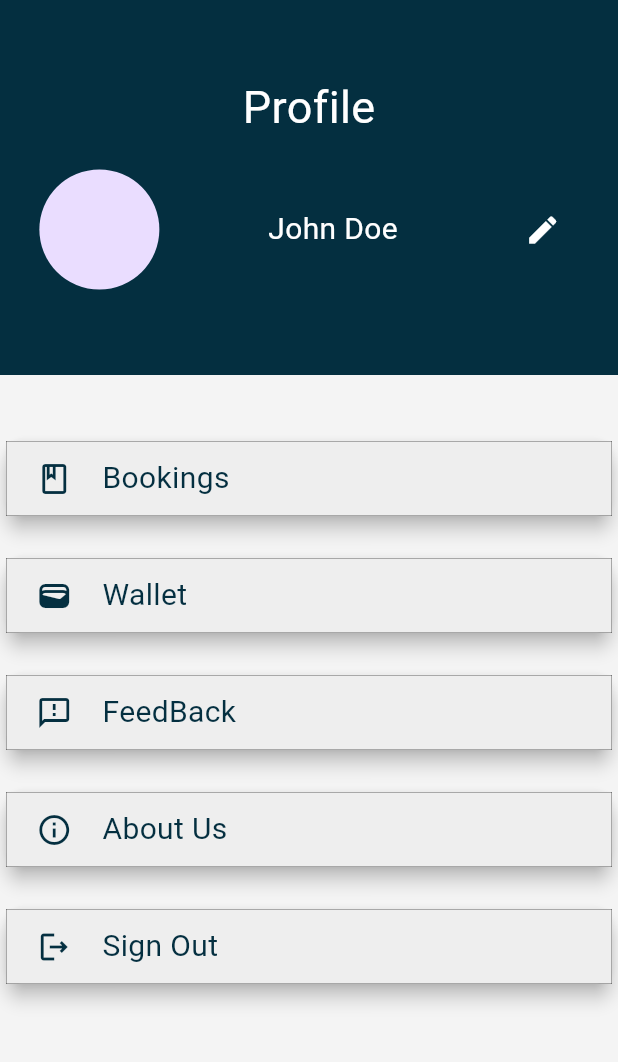
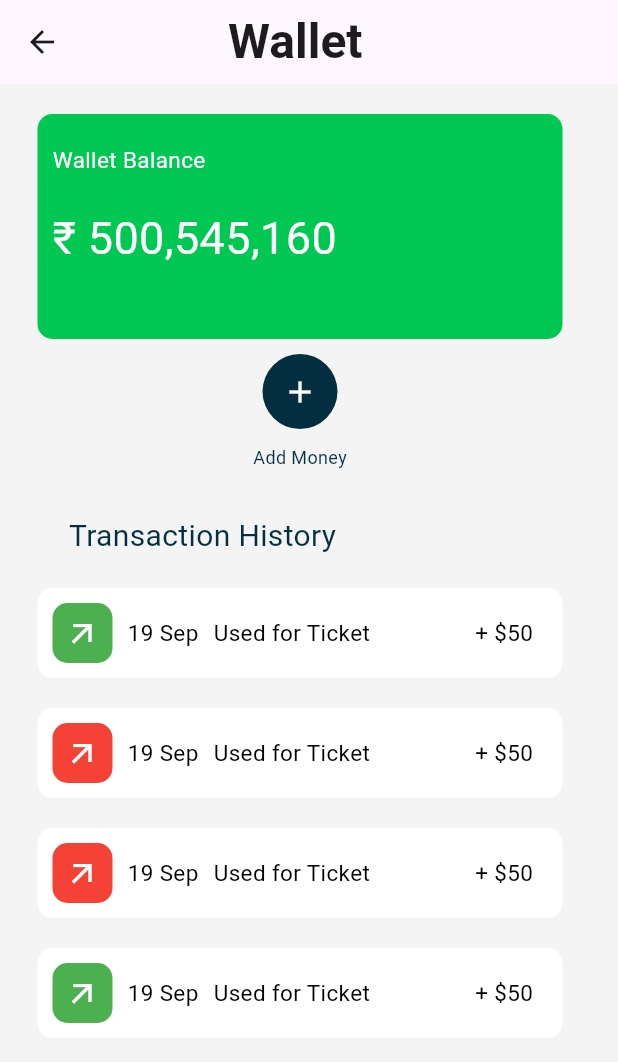
Before and after one commit to yas2003ser/bus_booking, a Flutter app: the Profile widget shown alone on an empty page, opened directly, after a tap on "Wallet", on a phone screen of 412 x 824 dp. Shown: the top 1062 px of the screen. Run offline on Flutter 3.47's test engine with Material 3 defaults, Android fonts, the light colour scheme and no system bars; our stand-ins replace another_flutter_splash_screen, dot_navigation_bar, dotted_border, flutter_riverpod.

Commit message:
profile screens wallet and offers

```diff
--- a/lib/screens/navBarScreens/profile.dart
+++ b/lib/screens/navBarScreens/profile.dart
@@ -1,3 +1,7 @@
+import 'package:bus_booking/screens/profileScreens/about_us_screen.dart';
+import 'package:bus_booking/screens/profileScreens/feedback_screen.dart';
+import 'package:bus_booking/screens/profileScreens/offers_screen.dart';
+import 'package:bus_booking/screens/profileScreens/wallet_screen.dart';
 import 'package:bus_booking/widgets/profile_buttons.dart';
 import 'package:flutter/material.dart';
 
@@ -6,11 +10,42 @@ class Profile extends StatelessWidget {
 
   @override
   Widget build(BuildContext context) {
+    void onPressed(Widget widget) {
+      Navigator.push(
+        context,
+        MaterialPageRoute(builder: (context) => widget),
+      );
+    }
+
     final List<Map> profileButton = [
-      {'text': 'Bookings', 'OnPressed': () {}, 'icon': Icons.book_outlined},
-      {'text': 'Wallet', 'OnPressed': () {}, 'icon': Icons.wallet_outlined},
-      {'text': 'FeedBack', 'OnPressed': () {}, 'icon': Icons.feedback_outlined},
-      {'text': 'About Us', 'OnPressed': () {}, 'icon': Icons.info_outline},
+      {
+        'text': 'Wallet',
+        'OnPressed': () {
+          onPressed(const WalletScreen());
+        },
+        'icon': Icons.wallet_outlined
+      },
+      {
+        'text': 'offers',
+        'OnPressed': () {
+          onPressed(const OffersScreen());
+        },
+        'icon': Icons.local_offer_outlined
+      },
+      {
+        'text': 'FeedBack',
+        'OnPressed': () {
+          onPressed(const FeedBackScreen());
+        },
+        'icon': Icons.feedback_outlined
+      },
+      {
+        'text': 'About Us',
+        'OnPressed': () {
+          onPressed(const AboutUsScreen());
+        },
+        'icon': Icons.info_outline
+      },
       {'text': 'Sign Out', 'OnPressed': () {}, 'icon': Icons.logout_outlined},
     ];
     return SingleChildScrollView(
--- /dev/null
+++ b/lib/screens/profileScreens/wallet_screen.dart
@@ -0,0 +1,101 @@
+import 'package:bus_booking/widgets/wallet_transaction_details.dart';
+import 'package:flutter/material.dart';
+
+class WalletScreen extends StatelessWidget {
+  const WalletScreen({super.key});
+
+  @override
+  Widget build(BuildContext context) {
+    return Scaffold(
+        appBar: AppBar(
+          title: const Padding(
+            padding: EdgeInsets.only(left: 80),
+            child: Text('Wallet'),
+          ),
+        ),
+        body: Padding(
+          padding: const EdgeInsets.symmetric(horizontal: 25, vertical: 20),
+          child: SingleChildScrollView(
+            child: Column(
+              children: [
+                Container(
+                  height: 150,
+                  width: 350,
+                  decoration: BoxDecoration(
+                    color: Colors.greenAccent[700],
+                    borderRadius: BorderRadius.circular(10),
+                  ),
+                  child: const Padding(
+                    padding: EdgeInsets.symmetric(horizontal: 10),
+                    child: Column(
+                        crossAxisAlignment: CrossAxisAlignment.start,
+                        children: [
+                          SizedBox(height: 20),
+                          Text(
+                            'Wallet Balance',
+                            style: TextStyle(
+                              color: Colors.white,
+                              fontSize: 15,
+                            ),
+                          ),
+                          SizedBox(height: 20),
+                          Text(
+                            '₹ 500,545,160',
+                            style: TextStyle(
+                              color: Colors.white,
+                              fontSize: 30,
+                            ),
+                          ),
+                        ]),
+                  ),
+                ),
+                const SizedBox(height: 10),
+                Container(
+                  height: 50,
+                  width: 50,
+                  decoration: const BoxDecoration(
+                    color: Color(0xff042F40),
+                    shape: BoxShape.circle,
+                  ),
+                  child: const Icon(
+                    Icons.add,
+                    color: Colors.white,
+                  ),
+                ),
+                const SizedBox(height: 10),
+                const Text(
+                  'Add Money',
+                  style: TextStyle(
+                    fontSize: 12,
+                    color: Color(0xff042F40),
+                  ),
+                ),
+                const SizedBox(height: 30),
+                const Padding(
+                  padding: EdgeInsets.only(right: 130),
+                  child: Text(
+                    'Transaction History',
+                    style: TextStyle(
+                      fontSize: 20,
+                      color: Color(0xff042F40),
+                    ),
+                  ),
+                ),
+                const Column(
+                  children: [
+                    SizedBox(height: 20),
+                    WalletTransactionDetails(color: Colors.green),
+                    SizedBox(height: 20),
+                    WalletTransactionDetails(color: Colors.red),
+                    SizedBox(height: 20),
+                    WalletTransactionDetails(color: Colors.red),
+                    SizedBox(height: 20),
+                    WalletTransactionDetails(color: Colors.green),
+                  ],
+                ),
+              ],
+            ),
+          ),
+        ));
+  }
+}
--- /dev/null
+++ b/lib/widgets/wallet_transaction_details.dart
@@ -0,0 +1,59 @@
+import 'package:flutter/material.dart';
+
+class WalletTransactionDetails extends StatelessWidget {
+  const WalletTransactionDetails({super.key, required this.color});
+  final Color color ;
+
+  @override
+  Widget build(BuildContext context) {
+    return Container(
+      height: 60,
+      width: 350,
+      decoration: BoxDecoration(
+        color: Colors.white,
+        borderRadius: BorderRadius.circular(10),
+      ),
+      child: Row(
+        children: [
+          const SizedBox(width: 10),
+          Container(
+            height: 40,
+            width: 40,
+            decoration: BoxDecoration(
+              color: color,
+              borderRadius: BorderRadius.circular(10),
+            ),
+            child: const Icon(
+              Icons.arrow_outward_outlined,
+              color: Colors.white,
+            ),
+          ),
+          const SizedBox(width: 10),
+          const Text(
+            "19 Sep",
+            style: TextStyle(
+              color: Colors.black,
+              fontSize: 15,
+            ),
+          ),
+          const SizedBox(width: 10),
+          const Text(
+            "Used for Ticket",
+            style: TextStyle(
+              color: Colors.black,
+              fontSize: 15,
+            ),
+          ),
+          const SizedBox(width: 70),
+          const Text(
+            "+ \$50",
+            style: TextStyle(
+              color: Colors.black,
+              fontSize: 15,
+            ),
+          ),
+        ],
+      ),
+    );
+  }
+}
--- a/pubspec.yaml
+++ b/pubspec.yaml
@@ -31,6 +31,7 @@ dependencies:
   another_flutter_splash_screen: ^1.2.0
   cupertino_icons: ^1.0.6
   dot_navigation_bar: ^1.0.2
+  dotted_border: ^2.1.0
   flutter:
     sdk: flutter
   flutter_riverpod: ^2.5.1
```
Also changed, not shown: lib/screens/auth/welcome_screen.dart (+16 -6 lines), lib/screens/profileScreens/about_us_screen.dart (added, +17 -0 lines), lib/screens/profileScreens/feedback_screen.dart (added, +17 -0 lines), lib/screens/profileScreens/offers_screen.dart (added, +42 -0 lines), lib/widgets/offers.dart (added, +46 -0 lines), pubspec.lock.
